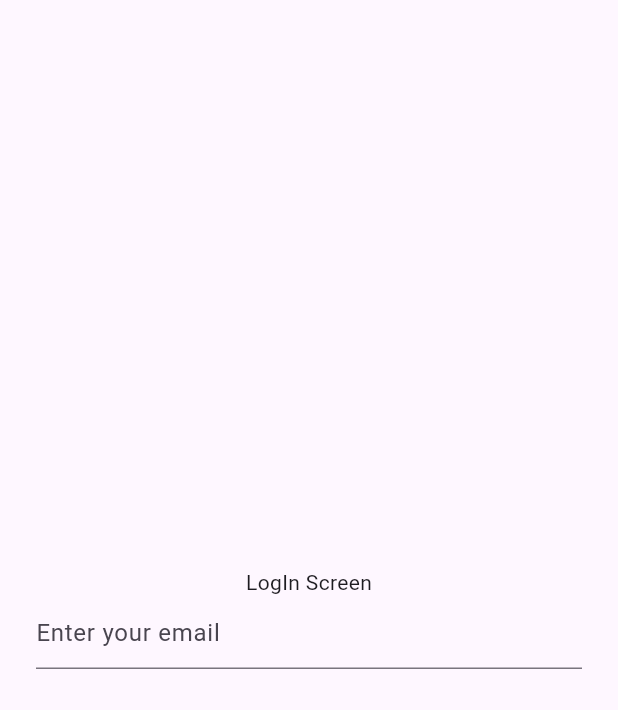
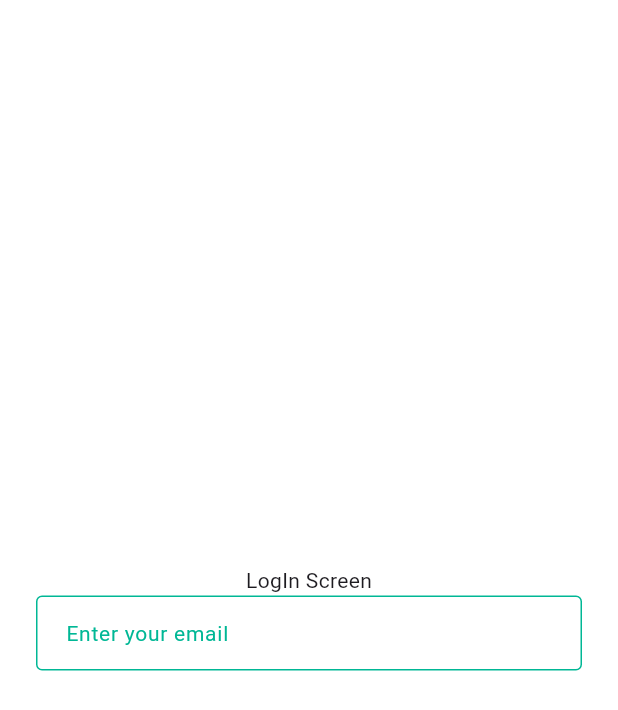
Before and after one commit to Learnathon-By-Geeky-Solutions/byte-conquerors, a Flutter app: the screen it shows after launch, on a phone screen of 412 x 824 dp. Shown: the top 710 px of the screen. Run offline on Flutter 3.47's test engine with Material 3 defaults, Android fonts, the light colour scheme and no system bars; our stand-ins replace flutter_animate, flutter_svg.

Commit message:
Input decoration theme has been added on theme manager

```diff
--- a/lib/core/config/theme/app_theme.dart
+++ b/lib/core/config/theme/app_theme.dart
@@ -1,10 +1,13 @@
 import 'package:flutter/material.dart';
+import 'package:flutter/services.dart';
 import 'package:soul_space/core/config/theme/app_colors.dart';
 
-class AppTheme {
+class ThemeManager {
+  ThemeManager._();
+
   static final lightTheme = ThemeData(
     primaryColor: AppColors.primaryPurple,
-    scaffoldBackgroundColor: AppColors.lightBackGround,
+    scaffoldBackgroundColor: Colors.white,
     brightness: Brightness.light,
     elevatedButtonTheme: ElevatedButtonThemeData(
       style: ElevatedButton.styleFrom(
@@ -19,7 +22,70 @@ class AppTheme {
         ),
       ),
     ),
+    appBarTheme: AppBarTheme(
+      titleTextStyle: const TextStyle(
+        color: Colors.white,
+        fontSize: 14,
+        fontWeight: FontWeight.w500,
+      ),
+      iconTheme: const IconThemeData(color: Colors.white),
+      titleSpacing: -5,
+      backgroundColor: Color(0xFF00B795),
+      elevation: 0,
+      surfaceTintColor: Colors.transparent,
+      systemOverlayStyle: const SystemUiOverlayStyle(
+        statusBarIconBrightness: Brightness.light,
+        statusBarColor: Colors.transparent,
+        systemNavigationBarColor: Colors.transparent,
+      ),
+    ),
+    inputDecorationTheme: InputDecorationTheme(
+      contentPadding: const EdgeInsets.symmetric(
+        horizontal: 16.0,
+        vertical: 13.0,
+      ),
+      floatingLabelBehavior: FloatingLabelBehavior.auto,
+      labelStyle: TextStyle(
+        color: Color(0xFF00B795),
+        fontSize: 14,
+        fontWeight: FontWeight.w400,
+      ),
+      hintStyle: TextStyle(
+        color: Color(0xFF00B795),
+        fontSize: 14,
+        fontWeight: FontWeight.w400,
+      ),
+      enabledBorder: OutlineInputBorder(
+        borderRadius: BorderRadius.circular(4.0),
+        borderSide: BorderSide(
+          color: Color(0xFF00B795),
+          width: 1.0,
+        ),
+      ),
+      focusedBorder: OutlineInputBorder(
+        borderRadius: BorderRadius.circular(4.0),
+        borderSide: BorderSide(
+          color: Color(0xFF00B795),
+          width: 1.0,
+        ),
+      ),
+      errorBorder: OutlineInputBorder(
+        borderRadius: BorderRadius.circular(4.0),
+        borderSide: BorderSide(
+          color: Colors.red,
+          width: 1.0,
+        ),
+      ),
+      focusedErrorBorder: OutlineInputBorder(
+        borderRadius: BorderRadius.circular(4.0),
+        borderSide: BorderSide(
+          color: Colors.red.shade400,
+          width: 1.0,
+        ),
+      ),
+    ),
   );
+
   static final darkTheme = ThemeData(
     primaryColor: AppColors.primaryPurple,
     scaffoldBackgroundColor: AppColors.darkBackGround,
@@ -38,5 +104,67 @@ class AppTheme {
         ),
       ),
     ),
+    appBarTheme: AppBarTheme(
+      titleTextStyle: const TextStyle(
+        color: Colors.white,
+        fontSize: 14,
+        fontWeight: FontWeight.w500,
+      ),
+      iconTheme: const IconThemeData(color: Colors.white),
+      titleSpacing: -5,
+      backgroundColor: Color(0xFF00B795),
+      elevation: 0,
+      surfaceTintColor: Colors.transparent,
+      systemOverlayStyle: const SystemUiOverlayStyle(
+        statusBarIconBrightness: Brightness.light,
+        statusBarColor: Colors.transparent,
+        systemNavigationBarColor: Colors.transparent,
+      ),
+    ),
+    inputDecorationTheme: InputDecorationTheme(
+      contentPadding: const EdgeInsets.symmetric(
+        horizontal: 16.0,
+        vertical: 13.0,
+      ),
+      floatingLabelBehavior: FloatingLabelBehavior.auto,
+      labelStyle: TextStyle(
+        color: Color(0xFF00B795),
+        fontSize: 14,
+        fontWeight: FontWeight.w400,
+      ),
+      hintStyle: TextStyle(
+        color: Color(0xFF00B795),
+        fontSize: 14,
+        fontWeight: FontWeight.w400,
+      ),
+      enabledBorder: OutlineInputBorder(
+        borderRadius: BorderRadius.circular(4.0),
+        borderSide: BorderSide(
+          color: Color(0xFF00B795),
+          width: 1.0,
+        ),
+      ),
+      focusedBorder: OutlineInputBorder(
+        borderRadius: BorderRadius.circular(4.0),
+        borderSide: BorderSide(
+          color: Color(0xFF00B795),
+          width: 1.0,
+        ),
+      ),
+      errorBorder: OutlineInputBorder(
+        borderRadius: BorderRadius.circular(4.0),
+        borderSide: BorderSide(
+          color: Colors.red,
+          width: 1.0,
+        ),
+      ),
+      focusedErrorBorder: OutlineInputBorder(
+        borderRadius: BorderRadius.circular(4.0),
+        borderSide: BorderSide(
+          color: Colors.red.shade400,
+          width: 1.0,
+        ),
+      ),
+    ),
   );
 }
--- a/lib/main.dart
+++ b/lib/main.dart
@@ -1,4 +1,5 @@
 import 'package:flutter/material.dart';
+import 'package:soul_space/core/config/theme/app_theme.dart';
 import 'package:soul_space/features/splash_screen/presentation/pages/splash_page.dart';
 
 void main() {
@@ -11,7 +12,7 @@ class MyApp extends StatelessWidget {
   @override
   Widget build(BuildContext context) {
     return MaterialApp(
-      theme: ThemeData.light(),
+      theme: ThemeManager.lightTheme,
       home: const SplashPage(),
     );
   }
```
